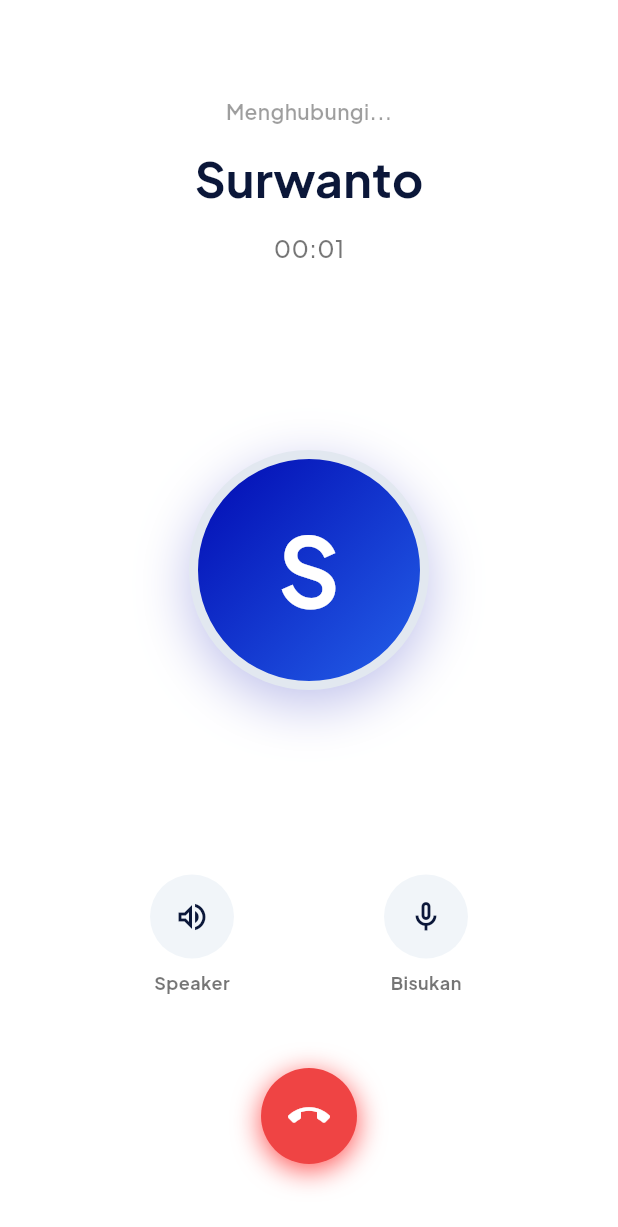
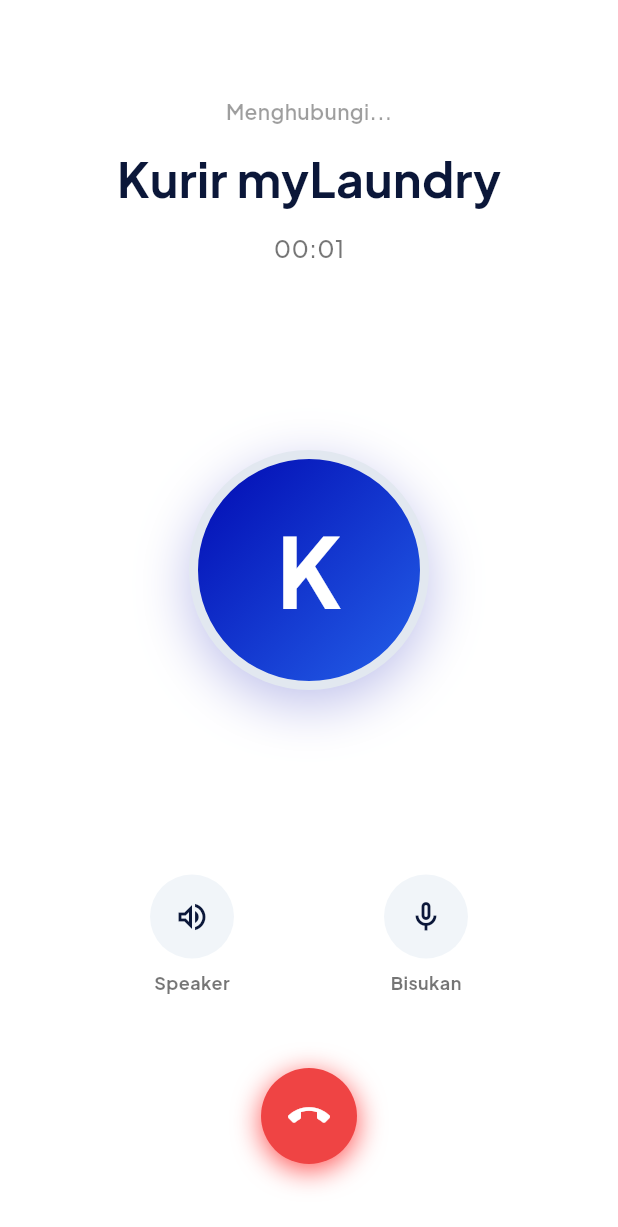
Before and after one commit to bntngridp/customer-myLaundry, a Flutter app: the ActiveOrderView screen opened directly, after a tap on the "phone" icon, on a phone screen of 412 x 824 dp. Shown: the top 1227 px of the screen. Run offline on Flutter 3.47's test engine with Material 3 defaults, Android fonts, the phone set to English and light mode, and no system bars; our stand-ins replace google_fonts, google_maps_flutter, google_sign_in, shared_preferences; missing offline and left inert: dart:html; accounts and stored records are empty; network calls fail.

Commit message:
feat(chat): implement real in-app chat API & native call launcher

```diff
--- a/lib/domain/models/user.dart
+++ b/lib/domain/models/user.dart
@@ -3,12 +3,14 @@
   final String username;
   final String email;
   final String role;
+  final String phoneNumber;
 
   User({
     required this.id,
     required this.username,
     required this.email,
     required this.role,
+    this.phoneNumber = '',
   });
 
   factory User.fromJson(Map<String, dynamic> json) {
@@ -17,6 +19,7 @@
       username: json['username'] ?? '',
       email: json['email'] ?? '',
       role: json['role'] ?? '',
+      phoneNumber: json['phone_number'] ?? json['phone'] ?? '',
     );
   }
 
@@ -26,6 +29,7 @@
       'username': username,
       'email': email,
       'role': role,
+      'phone_number': phoneNumber,
     };
   }
 }
--- a/lib/ui/features/home/views/active_order_view.dart
+++ b/lib/ui/features/home/views/active_order_view.dart
@@ -244,7 +244,13 @@
                           onTap: () {
                             Navigator.push(
                               context,
-                              MaterialPageRoute(builder: (context) => const CustomerChatView()),
+                              MaterialPageRoute(
+                                builder: (context) => CustomerChatView(
+                                  orderId: activeOrder?.id ?? 0,
+                                  courierName: activeOrder?.courier?.username ?? 'Kurir myLaundry',
+                                  phoneNumber: activeOrder?.courier?.phoneNumber ?? '',
+                                ),
+                              ),
                             );
                           },
                           child: Container(
@@ -273,7 +279,12 @@
                         onTap: () {
                           Navigator.push(
                             context,
-                            MaterialPageRoute(builder: (context) => const CustomerCallView()),
+                            MaterialPageRoute(
+                              builder: (context) => CustomerCallView(
+                                phoneNumber: activeOrder?.courier?.phoneNumber ?? '',
+                                courierName: activeOrder?.courier?.username ?? 'Kurir myLaundry',
+                              ),
+                            ),
                           );
                         },
                         child: Container(
--- a/lib/ui/features/home/views/customer_call_view.dart
+++ b/lib/ui/features/home/views/customer_call_view.dart
@@ -1,8 +1,16 @@
 import 'dart:async';
 import 'package:flutter/material.dart';
+import 'package:url_launcher/url_launcher.dart';
 
 class CustomerCallView extends StatefulWidget {
-  const CustomerCallView({super.key});
+  final String phoneNumber;
+  final String courierName;
+
+  const CustomerCallView({
+    super.key,
+    this.phoneNumber = '',
+    this.courierName = 'Kurir myLaundry',
+  });
 
   @override
   State<CustomerCallView> createState() => _CustomerCallViewState();
@@ -17,14 +25,29 @@
   @override
   void initState() {
     super.initState();
+    _triggerNativeCall();
     _startTimer();
+  }
+
+  Future<void> _triggerNativeCall() async {
+    if (widget.phoneNumber.trim().isNotEmpty) {
+      final cleanNumber = widget.phoneNumber.replaceAll(RegExp(r'[^0-9+]'), '');
+      final uri = Uri.parse('tel:$cleanNumber');
+      try {
+        if (await canLaunchUrl(uri)) {
+          await launchUrl(uri);
+        }
+      } catch (_) {}
+    }
   }
 
   void _startTimer() {
     _timer = Timer.periodic(const Duration(seconds: 1), (timer) {
-      setState(() {
-        _seconds++;
-      });
+      if (mounted) {
+        setState(() {
+          _seconds++;
+        });
+      }
     });
   }
 
@@ -42,6 +65,8 @@
 
   @override
   Widget build(BuildContext context) {
+    final name = widget.courierName.isNotEmpty ? widget.courierName : 'Kurir myLaundry';
+
     return Scaffold(
       backgroundColor: Colors.white,
       body: SafeArea(
@@ -58,14 +83,24 @@
               ),
             ),
             const SizedBox(height: 12),
-            const Text(
-              'Surwanto',
-              style: TextStyle(
+            Text(
+              name,
+              style: const TextStyle(
                 fontSize: 32,
                 fontWeight: FontWeight.bold,
                 color: Color(0xFF0B1739),
               ),
             ),
+            if (widget.phoneNumber.isNotEmpty) ...[
+              const SizedBox(height: 6),
+              Text(
+                widget.phoneNumber,
+                style: const TextStyle(
+                  fontSize: 14,
+                  color: Colors.black54,
+                ),
+              ),
+            ],
             const SizedBox(height: 12),
             // Call duration timer
             Text(
@@ -100,9 +135,9 @@
                   border: Border.all(color: const Color(0xFFE2E8F0), width: 6),
                 ),
                 alignment: Alignment.center,
-                child: const Text(
-                  'S',
-                  style: TextStyle(color: Colors.white, fontWeight: FontWeight.bold, fontSize: 64),
+                child: Text(
+                  name.isNotEmpty ? name[0].toUpperCase() : 'K',
+                  style: const TextStyle(color: Colors.white, fontWeight: FontWeight.bold, fontSize: 64),
                 ),
               ),
             ),
--- a/pubspec.yaml
+++ b/pubspec.yaml
@@ -42,6 +42,7 @@
   google_sign_in: ^6.2.1
   google_maps_flutter: ^2.5.3
   google_maps_flutter_web: ^0.5.4
+  url_launcher: ^6.3.0
 
 dev_dependencies:
   flutter_test:
```
Also changed, not shown: lib/data/services/chat_service.dart (added, +79 -0 lines), lib/domain/models/chat_message.dart (added, +50 -0 lines), lib/ui/features/home/views/customer_chat_view.dart (+173 -93 lines), pubspec.lock.
